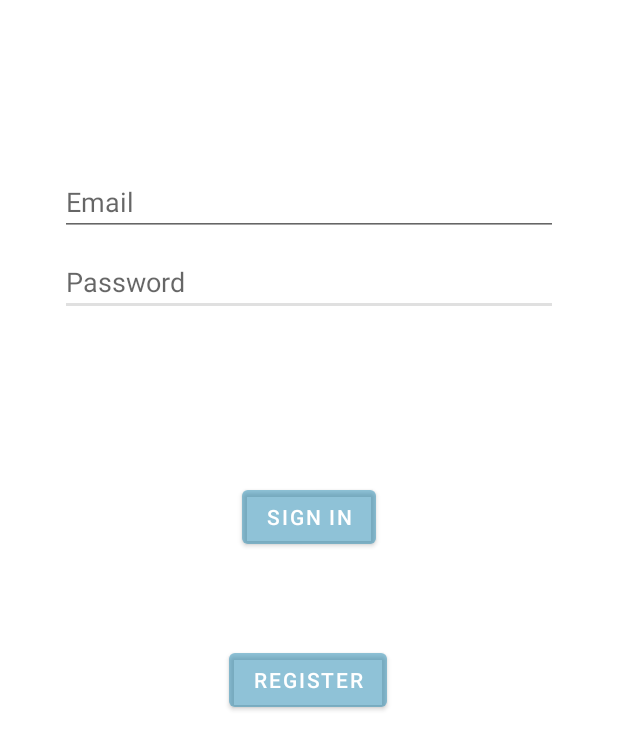
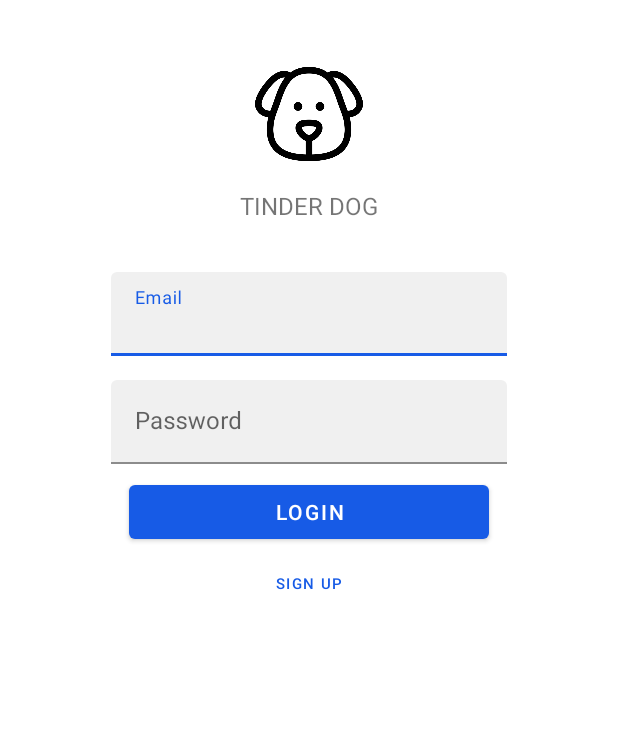
Before and after one commit to douglascas/android, an Android app: the LoginActivity screen opened directly, with no data from a screen before it, on a phone screen of 412 x 824 dp. Shown: the top 750 px of the screen. Run offline under Robolectric (Android 15) with nearby library versions, the phone set to English and light mode, and no system bars.

```diff
--- a/app/src/main/java/com/tinderdog/controllers/PessoaController.java
+++ b/app/src/main/java/com/tinderdog/controllers/PessoaController.java
@@ -87,6 +87,11 @@ public class PessoaController implements IPessoaController {
             return;
         }
 
+        if(pessoa.getNome().equals("") || pessoa.getCpf().equals("") || pessoa.getDt_nascimento().equals("") || pessoa.getEndereco() == null){
+            error.accept(R.string.register_invalid);
+            return;
+        }
+
         if (pessoa.getLogin() == null){
             error.accept(R.string.register_fatal_error);
             return;
--- a/app/src/main/java/com/tinderdog/ui/pessoa/RegisterPessoaActivity.java
+++ b/app/src/main/java/com/tinderdog/ui/pessoa/RegisterPessoaActivity.java
@@ -76,33 +76,6 @@ public class RegisterPessoaActivity extends AppCompatActivity {
             String cidade = etCidade.getText().toString();
             String estado = etEstado.getText().toString();
 
-            System.out.println(email);
-            Toast.makeText(getApplicationContext(), email, Toast.LENGTH_SHORT).show();
-
-
-            if(email.equals("")){
-                validation = "Email Inválido";
-            }else if(senha.equals("")){
-                validation = "Senha Inválida";
-            }else if(nome.equals("")){
-                validation = "Nome Inválido";
-            }else if(cpf.equals("")){
-                validation = "Cpf Inválido";
-            }else if(dtNascimento.equals("")){
-                validation = "Data de Nascimento Inválida";
-            }else if(cep.equals("")){
-                validation = "Cep Inválido";
-            }else if(logradouro.equals("")){
-                validation = "Logradouro Inválido";
-            }else if(bairro.equals("")){
-                validation = "Bairro Inválido";
-            }else if(cidade.equals("")){
-                validation = "Cidade Inválido";
-            }else if(estado.equals("")){
-                validation = "Estado Inválido";
-            }
-
-            if(validation.equals("")){
             Endereco endereco = new Endereco(cep,logradouro,bairro,cidade,estado);
             Login login = new Login(1,email,senha);
 
@@ -117,10 +90,6 @@ public class RegisterPessoaActivity extends AppCompatActivity {
                 //Erro
                 Toast.makeText(getApplicationContext(), error, Toast.LENGTH_SHORT).show();
             });
-            }else{
-                Toast.makeText(getApplicationContext(), validation, Toast.LENGTH_SHORT).show();
-
-            }
         });
 
 
--- a/app/src/main/res/layout/activity_login.xml
+++ b/app/src/main/res/layout/activity_login.xml
@@ -1,5 +1,5 @@
 <?xml version="1.0" encoding="utf-8"?>
-<androidx.constraintlayout.widget.ConstraintLayout xmlns:android="http://schemas.android.com/apk/res/android"
+<ScrollView xmlns:android="http://schemas.android.com/apk/res/android"
     xmlns:app="http://schemas.android.com/apk/res-auto"
     xmlns:tools="http://schemas.android.com/tools"
     android:id="@+id/container"
@@ -11,74 +11,85 @@
     android:paddingBottom="@dimen/activity_vertical_margin"
     tools:context=".ui.login.LoginActivity">
 
-    <Button
-        android:id="@+id/login"
-        android:layout_width="wrap_content"
-        android:layout_height="wrap_content"
-        android:layout_gravity="start"
-        android:layout_marginBottom="64dp"
-        android:layout_marginEnd="48dp"
-        android:layout_marginStart="48dp"
-        android:layout_marginTop="16dp"
-        android:backgroundTint="#4D2789B0"
-        android:enabled="true"
-        android:text="@string/action_login"
-        app:layout_constraintBottom_toBottomOf="parent"
-        app:layout_constraintEnd_toEndOf="parent"
-        app:layout_constraintStart_toStartOf="parent"
-        app:layout_constraintTop_toBottomOf="@+id/password"
-        app:layout_constraintVertical_bias="0.2" />
+    <LinearLayout
+        android:orientation="vertical" android:layout_width="match_parent"
+        android:layout_height="match_parent">
 
-    <Button
-        android:id="@+id/register"
-        android:layout_width="wrap_content"
-        android:layout_height="wrap_content"
-        android:layout_gravity="start"
-        android:layout_marginBottom="64dp"
-        android:layout_marginEnd="48dp"
-        android:layout_marginStart="48dp"
-        android:layout_marginTop="16dp"
-        android:backgroundTint="#4D2789B0"
-        android:enabled="true"
-        android:text="@string/action_register"
-        app:layout_constraintBottom_toBottomOf="parent"
-        app:layout_constraintEnd_toEndOf="parent"
-        app:layout_constraintHorizontal_bias="0.497"
-        app:layout_constraintStart_toStartOf="parent"
-        app:layout_constraintTop_toBottomOf="@+id/password"
-        app:layout_constraintVertical_bias="0.432" />
+        <ImageView
+            android:layout_width="wrap_content"
+            android:layout_height="72dp"
+            android:layout_gravity="center_horizontal"
+            android:layout_marginBottom="14dp"
+            android:layout_marginTop="24dp"
+            android:src="@drawable/logo2" />
 
-    <EditText
-        android:id="@+id/password"
-        android:layout_width="0dp"
-        android:layout_height="wrap_content"
-        android:layout_marginStart="24dp"
-        android:layout_marginTop="8dp"
-        android:layout_marginEnd="24dp"
+        <TextView
+            android:layout_width="wrap_content"
+            android:layout_height="wrap_content"
+            android:layout_gravity="center_horizontal"
+            android:layout_marginBottom="25dp"
+            android:text="Tinder Dog"
+            android:textAllCaps="true"
+            android:textSize="16sp" />
 
-        android:hint="@string/prompt_password"
-        android:imeActionLabel="@string/action_login"
-        android:imeOptions="actionDone"
-        android:inputType="textPassword"
-        android:selectAllOnFocus="true"
-        app:layout_constraintEnd_toEndOf="parent"
-        app:layout_constraintStart_toStartOf="parent"
-        app:layout_constraintTop_toBottomOf="@+id/username" />
+        <com.google.android.material.textfield.TextInputLayout
+            android:layout_width="match_parent"
+            android:layout_height="wrap_content"
+            android:layout_margin="8dp"
+            android:hint="@string/hint_email"
+            app:boxBackgroundColor="#F0F0F0"
+            app:boxBackgroundMode="filled">
 
-    <EditText
-        android:id="@+id/username"
-        android:layout_width="0dp"
-        android:layout_height="wrap_content"
-        android:layout_marginStart="24dp"
-        android:layout_marginTop="96dp"
-        android:layout_marginEnd="24dp"
+            <com.google.android.material.textfield.TextInputEditText
+                android:id="@+id/username"
+                android:layout_width="match_parent"
+                android:layout_height="wrap_content"
+                android:layout_marginLeft="50dp"
+                android:layout_marginRight="50dp"
+                android:inputType="text"
+                android:maxLines="1" />
+        </com.google.android.material.textfield.TextInputLayout>
 
-        android:hint="@string/prompt_email"
-        android:inputType="textEmailAddress"
-        android:selectAllOnFocus="true"
-        app:layout_constraintEnd_toEndOf="parent"
-        app:layout_constraintStart_toStartOf="parent"
-        app:layout_constraintTop_toTopOf="parent" />
+        <com.google.android.material.textfield.TextInputLayout
+            android:layout_width="match_parent"
+            android:layout_height="wrap_content"
+            android:layout_margin="8dp"
+            android:hint="@string/hint_password"
+            app:boxBackgroundColor="#F0F0F0"
+            app:boxBackgroundMode="filled">
+
+            <com.google.android.material.textfield.TextInputEditText
+                android:id="@+id/password"
+                android:layout_width="match_parent"
+                android:layout_height="wrap_content"
+                android:layout_marginLeft="50dp"
+                android:layout_marginRight="50dp"
+                android:inputType="text"
+                android:maxLines="1" />
+        </com.google.android.material.textfield.TextInputLayout>
+
+        <LinearLayout
+            android:layout_width="match_parent"
+            android:layout_height="wrap_content"
+            android:orientation="vertical">
+
+            <com.google.android.material.button.MaterialButton
+                android:id="@+id/login"
+                android:layout_width="1.5in"
+                android:layout_height="0.3in"
+                android:layout_gravity="center"
+                android:text="Login" />
+
+            <com.google.android.material.button.MaterialButton
+                android:id="@+id/register"
+                style="@style/Widget.MaterialComponents.Button.TextButton"
+                android:layout_width="wrap_content"
+                android:layout_height="wrap_content"
+                android:layout_gravity="center"
+                android:textSize="10dp"
+                android:text="Sign up" />
+
+        </LinearLayout>
 
     <ProgressBar
         android:id="@+id/loading"
@@ -95,4 +106,5 @@
         app:layout_constraintStart_toStartOf="@+id/password"
         app:layout_constraintTop_toTopOf="parent"
         app:layout_constraintVertical_bias="0.3" />
-</androidx.constraintlayout.widget.ConstraintLayout>
+    </LinearLayout>
+</ScrollView>
--- a/app/src/main/res/values/strings.xml
+++ b/app/src/main/res/values/strings.xml
@@ -48,6 +48,7 @@
     <string name="detail_gait">Sou porte medio</string>
     <string name="detail_btn_eu_quero">Eu quero</string>
     <string name="register_fatal_error">Erro fatal</string>
+    <string name="register_invalid">Campos Inválidos</string>
     <string name="register_email_already_exists">Email já existe</string>
     <string name="register_cpf_already_exists">CPF já existe</string>
 </resources>
```
Lines whose indentation alone changed are shown as unchanged.
